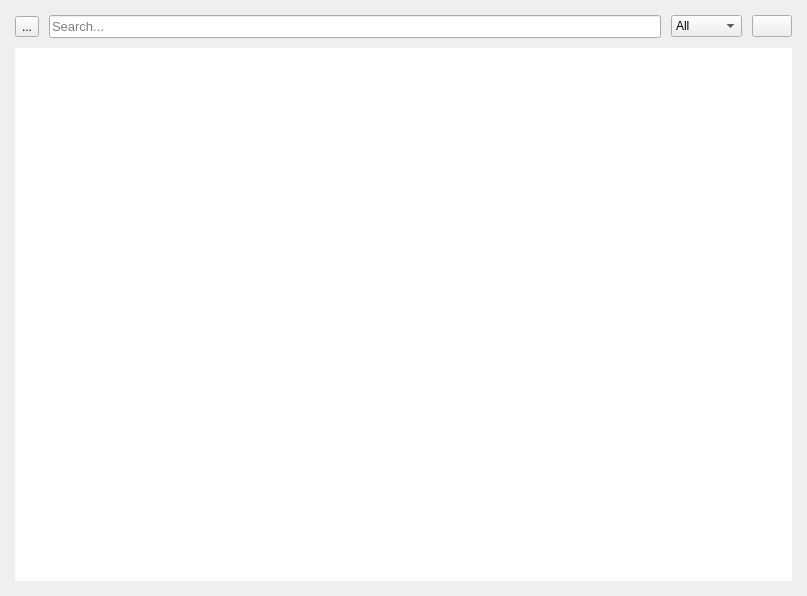
Above: stacer/Pages/Search/search_page.ui from oguzhaninan/Stacer before the change. Below: the same form after it.
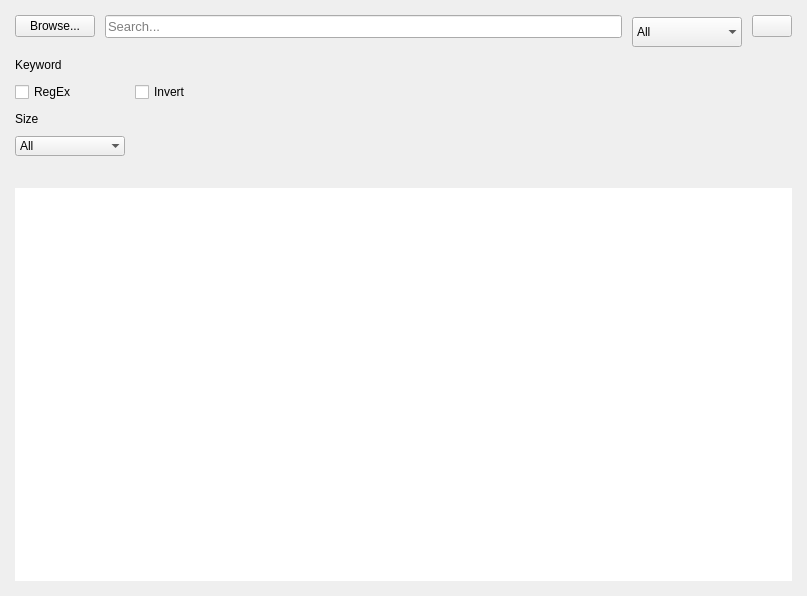
That is the form after the change. Icons and pictures are not drawn.

Commit message: updated style and added browse btn to search page

```diff
--- a/stacer/Pages/Search/search_page.ui
+++ b/stacer/Pages/Search/search_page.ui
@@ -26,75 +26,14 @@
    <property name="bottomMargin">
     <number>15</number>
    </property>
-   <property name="spacing">
+   <property name="horizontalSpacing">
     <number>10</number>
    </property>
-   <item row="0" column="0">
-    <widget class="QToolButton" name="toolButton">
-     <property name="text">
-      <string>...</string>
-     </property>
-    </widget>
-   </item>
-   <item row="0" column="1">
-    <widget class="QLineEdit" name="txtSearchInput">
-     <property name="font">
-      <font>
-       <pointsize>10</pointsize>
-      </font>
-     </property>
-     <property name="placeholderText">
-      <string>Search...</string>
-     </property>
-    </widget>
-   </item>
-   <item row="0" column="2">
-    <widget class="QComboBox" name="comboBox">
-     <item>
-      <property name="text">
-       <string>All</string>
-      </property>
-     </item>
-     <item>
-      <property name="text">
-       <string>Files</string>
-      </property>
-     </item>
-     <item>
-      <property name="text">
-       <string>Folders</string>
-      </property>
-     </item>
-    </widget>
-   </item>
-   <item row="0" column="3">
-    <widget class="QPushButton" name="btnSearchAdvanve">
-     <property name="cursor">
-      <cursorShape>PointingHandCursor</cursorShape>
-     </property>
-     <property name="focusPolicy">
-      <enum>Qt::NoFocus</enum>
-     </property>
-     <property name="accessibleName">
-      <string>primary</string>
-     </property>
-     <property name="text">
-      <string/>
-     </property>
-     <property name="icon">
-      <iconset resource="../../static.qrc">
-       <normaloff>:/static/themes/default/img/sidebar-icons/search.png</normaloff>:/static/themes/default/img/sidebar-icons/search.png</iconset>
-     </property>
-     <property name="iconSize">
-      <size>
-       <width>24</width>
-       <height>24</height>
-      </size>
-     </property>
-    </widget>
-   </item>
-   <item row="1" column="0" colspan="4">
-    <widget class="QTableView" name="tableProcess">
+   <property name="verticalSpacing">
+    <number>8</number>
+   </property>
+   <item row="3" column="0" colspan="4">
+    <widget class="QTableView" name="tableFoundResults">
      <property name="focusPolicy">
       <enum>Qt::NoFocus</enum>
      </property>
@@ -142,6 +81,225 @@
      </attribute>
     </widget>
    </item>
+   <item row="0" column="1" alignment="Qt::AlignTop">
+    <widget class="QLineEdit" name="txtSearchInput">
+     <property name="font">
+      <font>
+       <pointsize>10</pointsize>
+      </font>
+     </property>
+     <property name="placeholderText">
+      <string>Search...</string>
+     </property>
+    </widget>
+   </item>
+   <item row="0" column="3" alignment="Qt::AlignTop">
+    <widget class="QPushButton" name="btnSearchAdvance">
+     <property name="cursor">
+      <cursorShape>PointingHandCursor</cursorShape>
+     </property>
+     <property name="focusPolicy">
+      <enum>Qt::NoFocus</enum>
+     </property>
+     <property name="accessibleName">
+      <string>primary</string>
+     </property>
+     <property name="text">
+      <string/>
+     </property>
+     <property name="icon">
+      <iconset resource="../../static.qrc">
+       <normaloff>:/static/themes/default/img/sidebar-icons/search.png</normaloff>:/static/themes/default/img/sidebar-icons/search.png</iconset>
+     </property>
+     <property name="iconSize">
+      <size>
+       <width>24</width>
+       <height>24</height>
+      </size>
+     </property>
+    </widget>
+   </item>
+   <item row="2" column="0" colspan="4">
+    <widget class="QLabel" name="lblSearchDir">
+     <property name="lineWidth">
+      <number>0</number>
+     </property>
+     <property name="text">
+      <string/>
+     </property>
+     <property name="textFormat">
+      <enum>Qt::PlainText</enum>
+     </property>
+     <property name="scaledContents">
+      <bool>true</bool>
+     </property>
+     <property name="wordWrap">
+      <bool>true</bool>
+     </property>
+    </widget>
+   </item>
+   <item row="0" column="0" alignment="Qt::AlignTop">
+    <widget class="QPushButton" name="btnBrowseSearchDir">
+     <property name="cursor">
+      <cursorShape>PointingHandCursor</cursorShape>
+     </property>
+     <property name="focusPolicy">
+      <enum>Qt::NoFocus</enum>
+     </property>
+     <property name="accessibleName">
+      <string/>
+     </property>
+     <property name="text">
+      <string>Browse...</string>
+     </property>
+    </widget>
+   </item>
+   <item row="1" column="0" colspan="4">
+    <widget class="QWidget" name="advanceSearchPane" native="true">
+     <layout class="QGridLayout" name="gridLayout_2">
+      <property name="leftMargin">
+       <number>0</number>
+      </property>
+      <property name="topMargin">
+       <number>5</number>
+      </property>
+      <property name="rightMargin">
+       <number>0</number>
+      </property>
+      <property name="bottomMargin">
+       <number>2</number>
+      </property>
+      <property name="spacing">
+       <number>10</number>
+      </property>
+      <item row="0" column="0" colspan="3">
+       <widget class="QLabel" name="lblKeyword">
+        <property name="text">
+         <string>Keyword</string>
+        </property>
+       </widget>
+      </item>
+      <item row="1" column="0" alignment="Qt::AlignLeft">
+       <widget class="QCheckBox" name="checkRegEx">
+        <property name="accessibleName">
+         <string>circle</string>
+        </property>
+        <property name="text">
+         <string>RegEx</string>
+        </property>
+       </widget>
+      </item>
+      <item row="1" column="1" alignment="Qt::AlignLeft">
+       <widget class="QCheckBox" name="checkInvert">
+        <property name="accessibleName">
+         <string>circle</string>
+        </property>
+        <property name="text">
+         <string>Invert</string>
+        </property>
+       </widget>
+      </item>
+      <item row="1" column="2">
+       <spacer name="horizontalSpacer">
+        <property name="orientation">
+         <enum>Qt::Horizontal</enum>
+        </property>
+        <property name="sizeHint" stdset="0">
+         <size>
+          <width>40</width>
+          <height>20</height>
+         </size>
+        </property>
+       </spacer>
+      </item>
+      <item row="2" column="0" colspan="3">
+       <widget class="QLabel" name="lblKeyword_2">
+        <property name="text">
+         <string>Size</string>
+        </property>
+       </widget>
+      </item>
+      <item row="3" column="0" alignment="Qt::AlignLeft">
+       <widget class="QComboBox" name="cmbSearchTypes_2">
+        <property name="minimumSize">
+         <size>
+          <width>0</width>
+          <height>0</height>
+         </size>
+        </property>
+        <property name="maximumSize">
+         <size>
+          <width>16777215</width>
+          <height>25</height>
+         </size>
+        </property>
+        <property name="frame">
+         <bool>false</bool>
+        </property>
+        <item>
+         <property name="text">
+          <string>All</string>
+         </property>
+        </item>
+        <item>
+         <property name="text">
+          <string>Files</string>
+         </property>
+        </item>
+        <item>
+         <property name="text">
+          <string>Folders</string>
+         </property>
+        </item>
+        <item>
+         <property name="text">
+          <string>Symbolic Links</string>
+         </property>
+        </item>
+       </widget>
+      </item>
+     </layout>
+    </widget>
+   </item>
+   <item row="0" column="2">
+    <widget class="QComboBox" name="cmbSearchTypes">
+     <property name="minimumSize">
+      <size>
+       <width>0</width>
+       <height>30</height>
+      </size>
+     </property>
+     <property name="maximumSize">
+      <size>
+       <width>16777215</width>
+       <height>25</height>
+      </size>
+     </property>
+     <property name="frame">
+      <bool>false</bool>
+     </property>
+     <item>
+      <property name="text">
+       <string>All</string>
+      </property>
+     </item>
+     <item>
+      <property name="text">
+       <string>Files</string>
+      </property>
+     </item>
+     <item>
+      <property name="text">
+       <string>Folders</string>
+      </property>
+     </item>
+     <item>
+      <property name="text">
+       <string>Symbolic Links</string>
+      </property>
+     </item>
+    </widget>
+   </item>
   </layout>
  </widget>
  <resources>
```
The commit also changes 4 other files.
